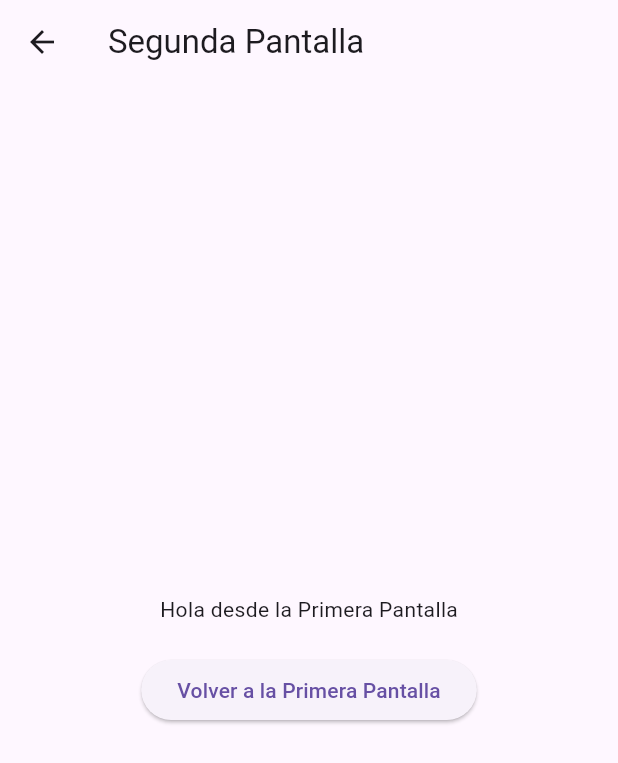
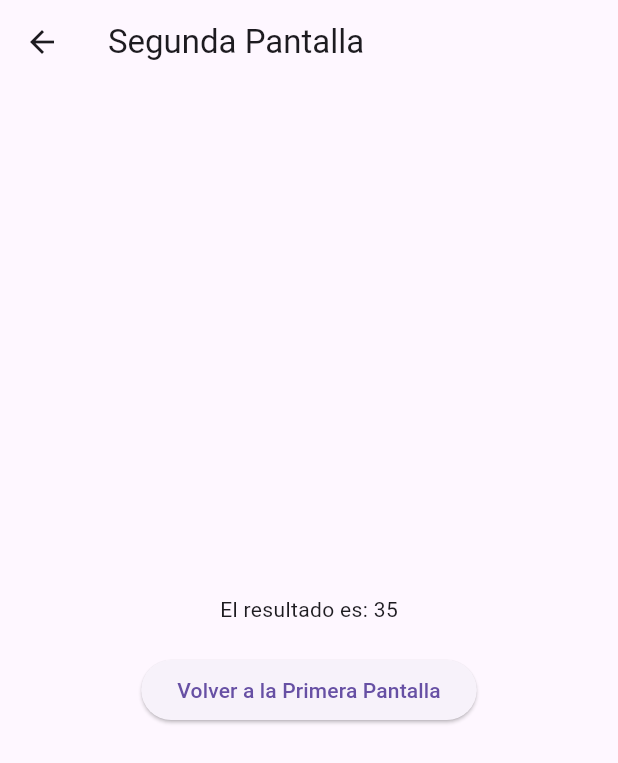
Before and after one commit to LascanoAldahir/login-y-registro-con-firebase-funcionable, a Flutter app: the screen it shows after launch, after a tap on "Ir a la Segunda Pantalla", on a phone screen of 412 x 824 dp. Shown: the top 763 px of the screen. Run offline on Flutter 3.47's test engine with Material 3 defaults, Android fonts, the light colour scheme and no system bars.

Commit message:
acabado multiplicacion

```diff
--- a/lib/firstscreen.dart
+++ b/lib/firstscreen.dart
@@ -4,21 +4,34 @@ import 'secondscreen.dart';
 class FirstScreen extends StatelessWidget {
   @override
   Widget build(BuildContext context) {
+    // Definimos dos números y su multiplicación
+    int number1 = 5;
+    int number2 = 7;
+    int result = number1 * number2;
+
     return Scaffold(
       appBar: AppBar(
         title: Text('Primera Pantalla'),
       ),
       body: Center(
-        child: ElevatedButton(
+        child: Column(
+          mainAxisAlignment: MainAxisAlignment.center,
+          children: <Widget>[
+            Text('Multiplicación: $number1 x $number2'),
+            SizedBox(height: 20),
+            ElevatedButton(
               child: Text('Ir a la Segunda Pantalla'),
               onPressed: () {
                 Navigator.push(
                   context,
                   MaterialPageRoute(
-                builder: (context) => SecondScreen(data: 'Hola desde la Primera Pantalla'),
+                    builder: (context) =>
+                        SecondScreen(data: 'El resultado es: $result'),
                   ),
                 );
               },
+            ),
+          ],
         ),
       ),
     );
```
Also changed, not shown: lib/main.dart (line endings or trailing spaces). Lines whose indentation alone changed are shown as unchanged.
